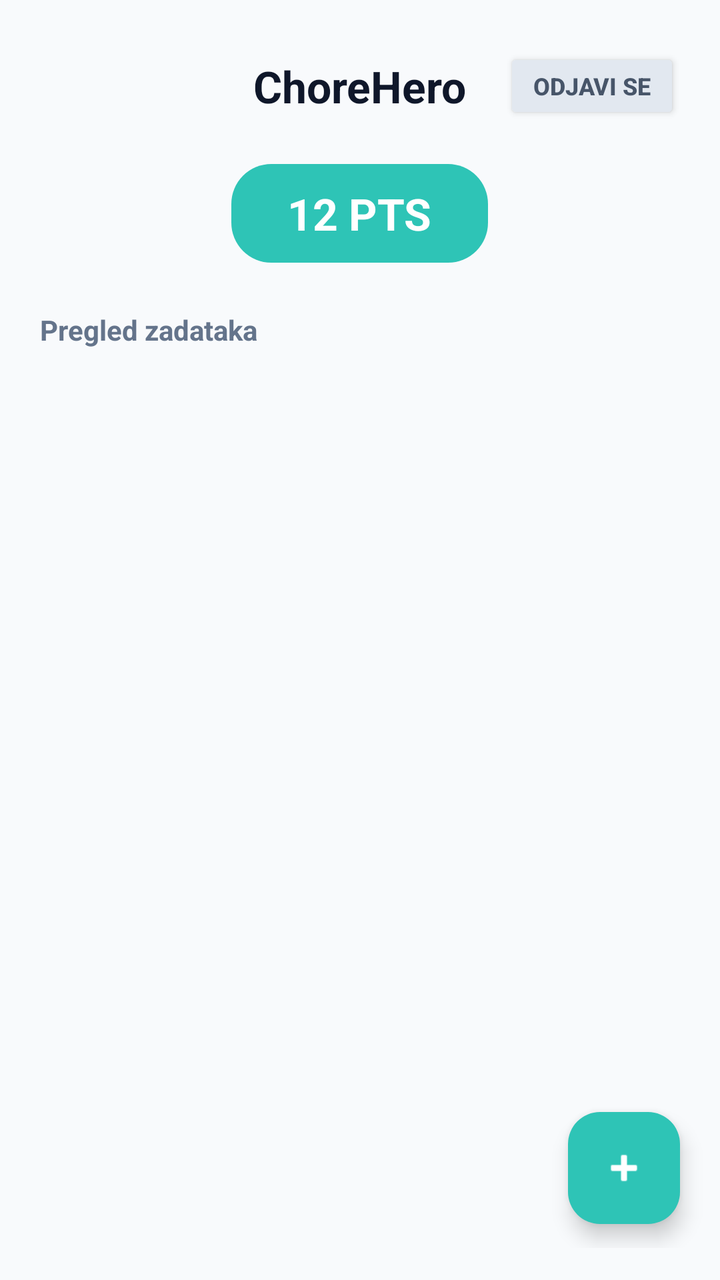
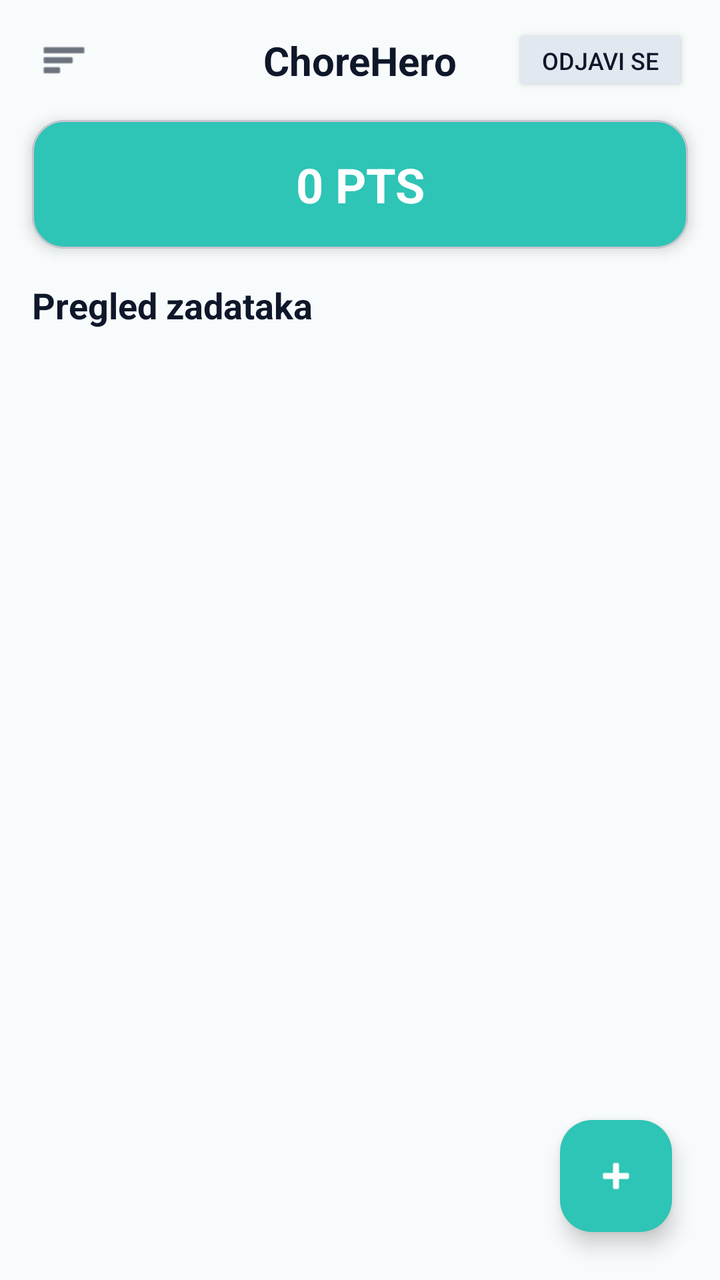

Before-and-after screenshots of an Android layout around one commit, followed by the original layout XML and the change that was made.
<!-- AndroidManifest.xml: application theme Theme.ChoreHero -->
<!-- res/layout/activity_main.xml -->
<?xml version="1.0" encoding="utf-8"?>
<RelativeLayout xmlns:android="http://schemas.android.com/apk/res/android"
    xmlns:app="http://schemas.android.com/apk/res-auto"
    android:layout_width="match_parent"
    android:layout_height="match_parent"
    android:background="#F8FAFC"
    android:fitsSystemWindows="true"
    android:paddingTop="16dp"
    android:paddingBottom="16dp">

    
    <RelativeLayout
        android:id="@+id/headerLayout"
        android:layout_width="match_parent"
        android:layout_height="wrap_content"
        android:layout_alignParentTop="true"
        android:layout_marginStart="20dp"
        android:layout_marginTop="8dp"
        android:layout_marginEnd="20dp"
        android:layout_marginBottom="16dp">

        <TextView
            android:layout_width="wrap_content"
            android:layout_height="wrap_content"
            android:layout_centerInParent="true"
            android:text="ChoreHero"
            android:textColor="#0F172A"
            android:textSize="22sp"
            android:textStyle="bold" />

        <Button
            android:id="@+id/btnLogout"
            android:layout_width="wrap_content"
            android:layout_height="38dp"
            android:layout_alignParentEnd="true"
            android:layout_centerVertical="true"
            android:backgroundTint="#E2E8F0"
            android:paddingStart="14dp"
            android:paddingEnd="14dp"
            android:text="Odjavi se"
            android:textColor="#475569"
            android:textSize="12sp"
            android:textStyle="bold" />
    </RelativeLayout>

    
    <LinearLayout
        android:id="@+id/cardPoints"
        android:layout_width="wrap_content"
        android:layout_height="wrap_content"
        android:layout_below="@id/headerLayout"
        android:layout_centerHorizontal="true"
        android:layout_marginTop="4dp"
        android:background="@drawable/bg_points_badge"
        android:gravity="center"
        android:orientation="horizontal"
        android:paddingStart="28dp"
        android:paddingTop="10dp"
        android:paddingEnd="28dp"
        android:paddingBottom="10dp">

        <TextView
            android:id="@+id/tvTotalPoints"
            android:layout_width="wrap_content"
            android:layout_height="wrap_content"
            android:text="12 PTS"
            android:textColor="#FFFFFF"
            android:textSize="22sp"
            android:textStyle="bold" />
    </LinearLayout>

    <TextView
        android:id="@+id/tvTasksHeader"
        android:layout_width="wrap_content"
        android:layout_height="wrap_content"
        android:layout_below="@id/cardPoints"
        android:layout_marginStart="20dp"
        android:layout_marginTop="24dp"
        android:text="Pregled zadataka"
        android:textColor="#64748B"
        android:textSize="14sp"
        android:textStyle="bold" />

    
    <androidx.recyclerview.widget.RecyclerView
        android:id="@+id/rvTasks"
        android:layout_width="match_parent"
        android:layout_height="match_parent"
        android:layout_above="@id/fabAddTask"
        android:layout_below="@id/tvTasksHeader"
        android:layout_marginTop="12dp"
        android:clipToPadding="false"
        android:paddingStart="20dp"
        android:paddingEnd="20dp"
        android:paddingBottom="80dp" />

    
    <com.google.android.material.floatingactionbutton.FloatingActionButton
        android:id="@+id/fabAddTask"
        android:layout_width="wrap_content"
        android:layout_height="wrap_content"
        android:layout_alignParentEnd="true"
        android:layout_alignParentBottom="true"
        android:layout_marginEnd="20dp"
        android:layout_marginBottom="12dp"
        android:contentDescription="Dodaj zadatak"
        android:src="@android:drawable/ic_input_add"
        app:backgroundTint="#2EC4B6"
        app:tint="#FFFFFF" />

</RelativeLayout>
<!-- resources referenced by this layout -->
<resources>
  <!-- drawable bg_points_badge (drawable) -->
  <?xml version="1.0" encoding="utf-8"?>
  <shape xmlns:android="http://schemas.android.com/apk/res/android"
      android:shape="rectangle">
      <solid android:color="#2EC4B6" />
      <corners android:radius="20dp" />
  </shape>
  <style name="Theme.ChoreHero" parent="Base.Theme.ChoreHero" />
  <style name="Base.Theme.ChoreHero" parent="Theme.Material3.DayNight.NoActionBar">
          
          
      </style>
</resources>

<!-- the commit's change to res/layout/activity_main.xml (unified diff, before → after) -->
@@ -1,111 +1,196 @@
 <?xml version="1.0" encoding="utf-8"?>
-<RelativeLayout xmlns:android="http://schemas.android.com/apk/res/android"
+<androidx.drawerlayout.widget.DrawerLayout xmlns:android="http://schemas.android.com/apk/res/android"
     xmlns:app="http://schemas.android.com/apk/res-auto"
+    android:id="@+id/drawerLayout"
     android:layout_width="match_parent"
     android:layout_height="match_parent"
-    android:background="#F8FAFC"
     android:fitsSystemWindows="true"
-    android:paddingTop="16dp"
-    android:paddingBottom="16dp">
+    android:background="#F8FBFB">
 
     
-    <RelativeLayout
-        android:id="@+id/headerLayout"
+    <androidx.coordinatorlayout.widget.CoordinatorLayout
         android:layout_width="match_parent"
-        android:layout_height="wrap_content"
-        android:layout_alignParentTop="true"
-        android:layout_marginStart="20dp"
-        android:layout_marginTop="8dp"
-        android:layout_marginEnd="20dp"
-        android:layout_marginBottom="16dp">
+        android:layout_height="match_parent"
+        android:background="#F8FBFB">
+
+        <LinearLayout
+            android:layout_width="match_parent"
+            android:layout_height="match_parent"
+            android:orientation="vertical">
+
+            
+            <androidx.constraintlayout.widget.ConstraintLayout
+                android:layout_width="match_parent"
+                android:layout_height="wrap_content"
+                android:paddingHorizontal="16dp"
+                android:paddingTop="12dp"
+                android:paddingBottom="12dp">
+
+                
+                <ImageView
+                    android:id="@+id/btnMenu"
+                    android:layout_width="32dp"
+                    android:layout_height="32dp"
+                    android:background="?attr/selectableItemBackgroundBorderless"
+                    android:contentDescription="Meni"
+                    android:padding="4dp"
+                    android:src="@android:drawable/ic_menu_sort_by_size"
+                    app:layout_constraintBottom_toBottomOf="parent"
+                    app:layout_constraintStart_toStartOf="parent"
+                    app:layout_constraintTop_toTopOf="parent"
+                    app:tint="#0F172A" />
+
+                
+                <TextView
+                    android:layout_width="wrap_content"
+                    android:layout_height="wrap_content"
+                    android:text="ChoreHero"
+                    android:textColor="#0F172A"
+                    android:textSize="20sp"
+                    android:textStyle="bold"
+                    app:layout_constraintBottom_toBottomOf="parent"
+                    app:layout_constraintEnd_toEndOf="parent"
+                    app:layout_constraintStart_toStartOf="parent"
+                    app:layout_constraintTop_toTopOf="parent" />
+
+                
+                <Button
+                    android:id="@+id/btnLogout"
+                    android:layout_width="wrap_content"
+                    android:layout_height="36dp"
+                    android:backgroundTint="#E2E8F0"
+                    android:text="Odjavi se"
+                    android:textColor="#0F172A"
+                    android:textSize="12sp"
+                    app:layout_constraintBottom_toBottomOf="parent"
+                    app:layout_constraintEnd_toEndOf="parent"
+                    app:layout_constraintTop_toTopOf="parent" />
+
+            </androidx.constraintlayout.widget.ConstraintLayout>
+
+            
+            <com.google.android.material.card.MaterialCardView
+                android:layout_width="match_parent"
+                android:layout_height="wrap_content"
+                android:layout_marginStart="16dp"
+                android:layout_marginEnd="16dp"
+                android:layout_marginBottom="16dp"
+                app:cardBackgroundColor="#2EC4B6"
+                app:cardCornerRadius="16dp"
+                app:cardElevation="4dp">
+
+                <TextView
+                    android:id="@+id/tvTotalPoints"
+                    android:layout_width="match_parent"
+                    android:layout_height="wrap_content"
+                    android:gravity="center"
+                    android:padding="16dp"
+                    android:text="0 PTS"
+                    android:textColor="#FFFFFF"
+                    android:textSize="24sp"
+                    android:textStyle="bold" />
+            </com.google.android.material.card.MaterialCardView>
+
+            
+            <TextView
+                android:layout_width="match_parent"
+                android:layout_height="wrap_content"
+                android:layout_marginStart="16dp"
+                android:layout_marginEnd="16dp"
+                android:layout_marginBottom="8dp"
+                android:text="Pregled zadataka"
+                android:textColor="#0F172A"
+                android:textSize="18sp"
+                android:textStyle="bold" />
+
+            
+            <androidx.recyclerview.widget.RecyclerView
+                android:id="@+id/rvTasks"
+                android:layout_width="match_parent"
+                android:layout_height="0dp"
+                android:layout_weight="1"
+                android:clipToPadding="false"
+                android:paddingStart="16dp"
+                android:paddingEnd="16dp"
+                android:paddingBottom="80dp" />
+
+        </LinearLayout>
+
+        <com.google.android.material.floatingactionbutton.FloatingActionButton
+            android:id="@+id/fabAddTask"
+            android:layout_width="wrap_content"
+            android:layout_height="wrap_content"
+            android:layout_gravity="bottom|end"
+            android:layout_margin="24dp"
+            android:backgroundTint="#2EC4B6"
+            android:contentDescription="Dodaj zadatak"
+            android:src="@android:drawable/ic_input_add"
+            app:tint="#FFFFFF" />
+
+    </androidx.coordinatorlayout.widget.CoordinatorLayout>
+
+    
+    <LinearLayout
+        android:layout_width="280dp"
+        android:layout_height="match_parent"
+        android:layout_gravity="start"
+        android:background="#FFFFFF"
+        android:orientation="vertical"
+        android:paddingHorizontal="24dp"
+        android:paddingTop="36dp">
 
         <TextView
-            android:layout_width="wrap_content"
+            android:layout_width="match_parent"
             android:layout_height="wrap_content"
-            android:layout_centerInParent="true"
-            android:text="ChoreHero"
-            android:textColor="#0F172A"
+            android:layout_marginBottom="30dp"
+            android:text="ChoreHero Meni"
+            android:textColor="#2EC4B6"
             android:textSize="22sp"
             android:textStyle="bold" />
 
-        <Button
-            android:id="@+id/btnLogout"
-            android:layout_width="wrap_content"
-            android:layout_height="38dp"
-            android:layout_alignParentEnd="true"
-            android:layout_centerVertical="true"
-            android:backgroundTint="#E2E8F0"
-            android:paddingStart="14dp"
-            android:paddingEnd="14dp"
-            android:text="Odjavi se"
-            android:textColor="#475569"
-            android:textSize="12sp"
+        <TextView
+            android:id="@+id/menuWeekly"
+            android:layout_width="match_parent"
+            android:layout_height="wrap_content"
+            android:background="?attr/selectableItemBackground"
+            android:paddingVertical="14dp"
+            android:text="📅 Sedmični pregled"
+            android:textColor="#0F172A"
+            android:textSize="16sp"
             android:textStyle="bold" />
-    </RelativeLayout>
 
-    
-    <LinearLayout
-        android:id="@+id/cardPoints"
-        android:layout_width="wrap_content"
-        android:layout_height="wrap_content"
-        android:layout_below="@id/headerLayout"
-        android:layout_centerHorizontal="true"
-        android:layout_marginTop="4dp"
-        android:background="@drawable/bg_points_badge"
-        android:gravity="center"
-        android:orientation="horizontal"
-        android:paddingStart="28dp"
-        android:paddingTop="10dp"
-        android:paddingEnd="28dp"
-        android:paddingBottom="10dp">
+        <View
+            android:layout_width="match_parent"
+            android:layout_height="1dp"
+            android:background="#F1F5F9" />
 
         <TextView
-            android:id="@+id/tvTotalPoints"
-            android:layout_width="wrap_content"
+            android:id="@+id/menuRewards"
+            android:layout_width="match_parent"
             android:layout_height="wrap_content"
-            android:text="12 PTS"
-            android:textColor="#FFFFFF"
-            android:textSize="22sp"
+            android:background="?attr/selectableItemBackground"
+            android:paddingVertical="14dp"
+            android:text="🎁 Sistem nagrada"
+            android:textColor="#0F172A"
+            android:textSize="16sp"
             android:textStyle="bold" />
+
+        <View
+            android:layout_width="match_parent"
+            android:layout_height="1dp"
+            android:background="#F1F5F9" />
+
+        <TextView
+            android:id="@+id/menuStats"
+            android:layout_width="match_parent"
+            android:layout_height="wrap_content"
+            android:background="?attr/selectableItemBackground"
+            android:paddingVertical="14dp"
+            android:text="📊 Statistika i grafikon"
+            android:textColor="#0F172A"
+            android:textSize="16sp"
+            android:textStyle="bold" />
+
     </LinearLayout>
 
-    <TextView
-        android:id="@+id/tvTasksHeader"
-        android:layout_width="wrap_content"
-        android:layout_height="wrap_content"
-        android:layout_below="@id/cardPoints"
-        android:layout_marginStart="20dp"
-        android:layout_marginTop="24dp"
-        android:text="Pregled zadataka"
-        android:textColor="#64748B"
-        android:textSize="14sp"
-        android:textStyle="bold" />
-
-    
-    <androidx.recyclerview.widget.RecyclerView
-        android:id="@+id/rvTasks"
-        android:layout_width="match_parent"
-        android:layout_height="match_parent"
-        android:layout_above="@id/fabAddTask"
-        android:layout_below="@id/tvTasksHeader"
-        android:layout_marginTop="12dp"
-        android:clipToPadding="false"
-        android:paddingStart="20dp"
-        android:paddingEnd="20dp"
-        android:paddingBottom="80dp" />
-
-    
-    <com.google.android.material.floatingactionbutton.FloatingActionButton
-        android:id="@+id/fabAddTask"
-        android:layout_width="wrap_content"
-        android:layout_height="wrap_content"
-        android:layout_alignParentEnd="true"
-        android:layout_alignParentBottom="true"
-        android:layout_marginEnd="20dp"
-        android:layout_marginBottom="12dp"
-        android:contentDescription="Dodaj zadatak"
-        android:src="@android:drawable/ic_input_add"
-        app:backgroundTint="#2EC4B6"
-        app:tint="#FFFFFF" />
-
-</RelativeLayout>
+</androidx.drawerlayout.widget.DrawerLayout>
<!-- resource entries referenced after the edit -->
@@ -1,16 +1,9 @@
 <!-- resources referenced by this layout -->
 <resources>
-  <!-- drawable bg_points_badge (drawable) -->
-  <?xml version="1.0" encoding="utf-8"?>
-  <shape xmlns:android="http://schemas.android.com/apk/res/android"
-      android:shape="rectangle">
-      <solid android:color="#2EC4B6" />
-      <corners android:radius="20dp" />
-  </shape>
-  <style name="Theme.ChoreHero" parent="Base.Theme.ChoreHero" />
-  <style name="Base.Theme.ChoreHero" parent="Theme.Material3.DayNight.NoActionBar">
+  <style name="Theme.ChoreHero" parent="Theme.Material3.DayNight.NoActionBar">
           
-          
+          <item name="android:statusBarColor">#F8FBFB</item>
+          <item name="android:windowLightStatusBar">true</item>
       </style>
 </resources>
 
